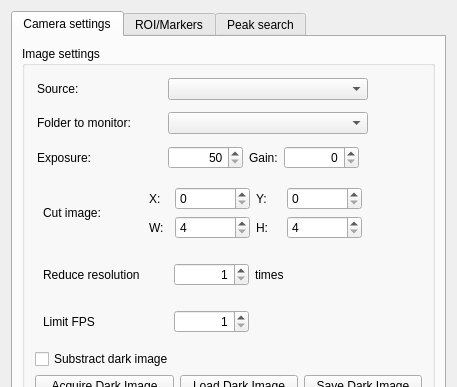
yamedvedya/camera_viewer, file ui/SettingsWidget.ui: the form before one commit; both pictures show x 0 to 457 and y 0 to 387 of the 457 by 847 pixel window.
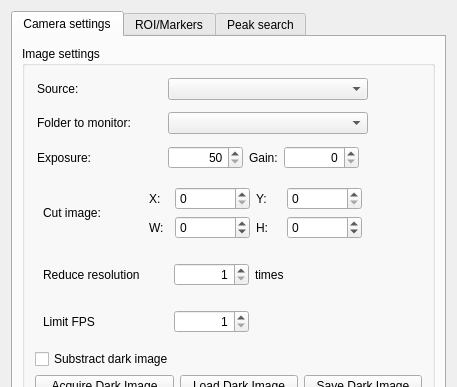
The form after the commit.

```diff
--- a/ui/SettingsWidget.ui
+++ b/ui/SettingsWidget.ui
@@ -252,7 +252,7 @@
              <item row="1" column="4">
               <widget class="QSpinBox" name="sb_view_h">
                <property name="minimum">
-                <number>4</number>
+                <number>-1</number>
                </property>
                <property name="maximum">
                 <number>9999</number>
@@ -278,7 +278,7 @@
              <item row="1" column="2">
               <widget class="QSpinBox" name="sb_view_w">
                <property name="minimum">
-                <number>4</number>
+                <number>-1</number>
                </property>
                <property name="maximum">
                 <number>9999</number>
```
